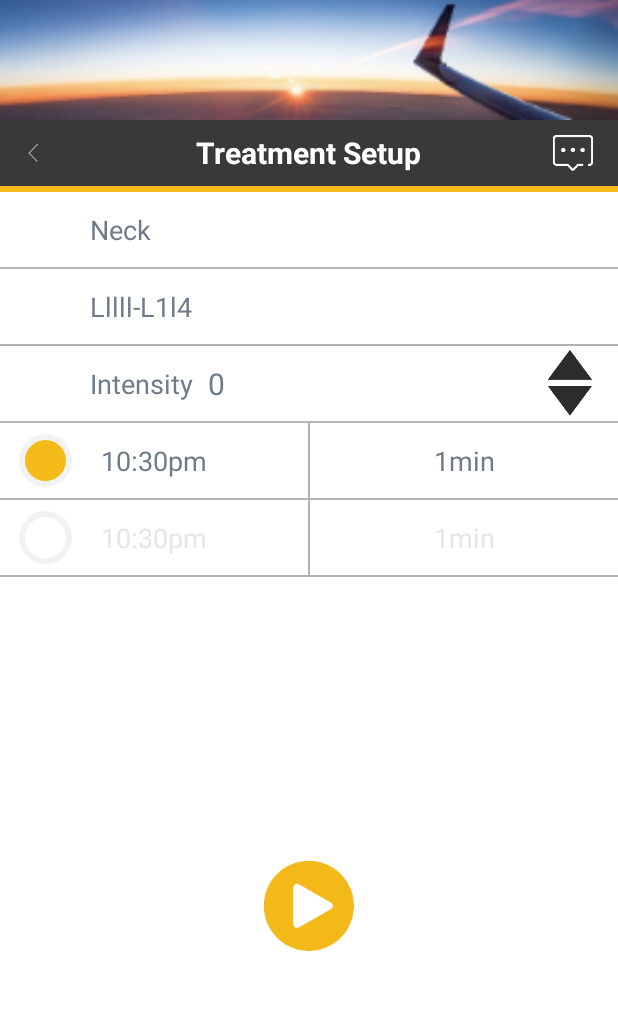
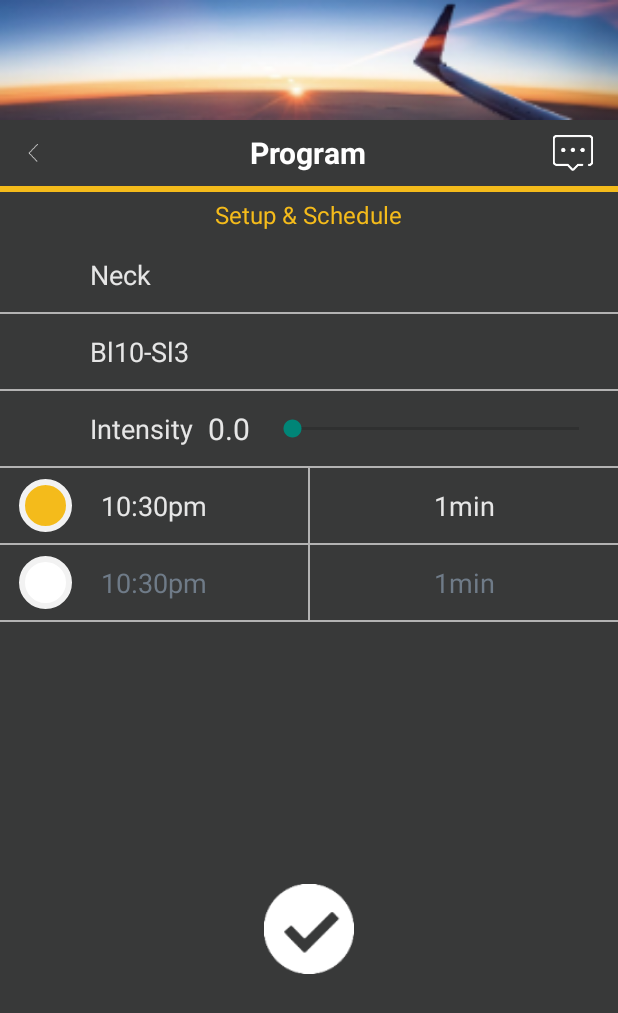
Before and after one commit to MaGuiSen/Volosano, an Android app: the screen it shows after launch (SettingActivity), after a tap on an icon or button, on a phone screen of 412 x 824 dp. Shown: the top 1013 px of the screen. Run offline under Robolectric (Android 15) with nearby library versions, the phone set to English and light mode, and no system bars; our stand-ins replace ButterKnife.

Commit message:
处理细节

```diff
--- a/app/src/main/java/com/volosano/SettingActivity.java
+++ b/app/src/main/java/com/volosano/SettingActivity.java
@@ -11,6 +11,7 @@ import android.util.Log;
 import android.view.View;
 import android.widget.ImageView;
 import android.widget.LinearLayout;
+import android.widget.SeekBar;
 import android.widget.TextView;
 
 import com.volosano.modal.GroupSetting;
@@ -50,6 +51,10 @@ public class SettingActivity extends AppCompatActivity {
     LinearLayout activityMain;
     @Bind(R.id.txt_point)
     TextView txt_point;
+    @Bind(R.id.txt_part_tip)
+    TextView txt_part_tip;
+    @Bind(R.id.seek_voice)
+    SeekBar seek_voice;
 
     ChoiceTimeDialog choiceTimeDialog1,choiceTimeDialog2;
     ChoiceValueDialog choiceValueDialog1,choiceValueDialog2;
@@ -82,6 +87,15 @@ public class SettingActivity extends AppCompatActivity {
 
     private void initUI() {
         txt_point.setText(currPoint);
+        String partTip = "";
+        if("Neck".equals(currPoint)){
+            partTip = "Bl10-Sl3";
+        }else if("Shoulder".equals(currPoint)){
+            partTip = "GL15-Sl11";
+        }else if("Low Back".equals(currPoint)){
+            partTip = "BL57-BL40";
+        }
+        txt_part_tip.setText(partTip);
 
         refreshViewEnable(imgFirstEnable, txtFirstTime, txtFirstTimeLong, group1Setting.isEnable());
         refreshViewEnable(imgSecondEnable, txtSecondTime, txtSecondTimeLong, group2Setting.isEnable());
@@ -90,7 +104,26 @@ public class SettingActivity extends AppCompatActivity {
         refreshGroup(txtSecondTime, txtSecondTimeLong, group2Setting);
 
         //设置音量
-        txtVoice.setText(pointSetting.getIntensity() + "");
+        txtVoice.setText(1f*pointSetting.getIntensity()/maxVolume*10 + "");
+        seek_voice.setMax(10);
+        seek_voice.setProgress((int) (1f*pointSetting.getIntensity()/maxVolume*10));
+        seek_voice.setOnSeekBarChangeListener(new SeekBar.OnSeekBarChangeListener() {
+            @Override
+            public void onProgressChanged(SeekBar seekBar, int progress, boolean b) {
+                pointSetting.setIntensity((int) (1f*progress/10*maxVolume));
+                txtVoice.setText(1f*progress/10*maxVolume + "");
+            }
+
+            @Override
+            public void onStartTrackingTouch(SeekBar seekBar) {
+
+            }
+
+            @Override
+            public void onStopTrackingTouch(SeekBar seekBar) {
+
+            }
+        });
     }
 
     public void refreshGroup(TextView timeV, TextView timeLongV, GroupSetting groupSetting){
@@ -114,7 +147,7 @@ public class SettingActivity extends AppCompatActivity {
             //说明缓存里面还没有
             pointSetting = new PointSetting();
             //设置当前音量
-            pointSetting.setIntensity(getCurrentVolume());
+            pointSetting.setIntensity(getCurrentVolume()/maxVolume*10);
             pointSetting.setPoint(currPoint);
         }
 
@@ -204,12 +237,12 @@ public class SettingActivity extends AppCompatActivity {
     public void refreshViewEnable(ImageView imageView, TextView time, TextView minuteLong, boolean isEnable){
         if(isEnable){
             imageView.setImageResource(R.drawable.circle_orange_a_border_gray_a);
+            time.setTextColor(0xffe6e6e6);
+            minuteLong.setTextColor(0xffe6e6e6);
+        }else{
+            imageView.setImageResource(R.drawable.circle_white_a_border_gray_a);
             time.setTextColor(0xff6F7B88);
             minuteLong.setTextColor(0xff6F7B88);
-        }else{
-            imageView.setImageResource(R.drawable.circle_white_a_border_gray_a);
-            time.setTextColor(0xffe6e6e6);
-            minuteLong.setTextColor(0xffe6e6e6);
         }
     }
 
--- a/app/src/main/java/lib/widget/WheelView.java
+++ b/app/src/main/java/lib/widget/WheelView.java
@@ -169,10 +169,10 @@ public class WheelView extends ScrollView {
         TextView tv = new TextView(context);
         tv.setLayoutParams(new LayoutParams(RelativeLayout.LayoutParams.MATCH_PARENT, RelativeLayout.LayoutParams.WRAP_CONTENT));
         tv.setSingleLine(true);
-        tv.setTextSize(TypedValue.COMPLEX_UNIT_SP, 20);
+        tv.setTextSize(TypedValue.COMPLEX_UNIT_SP, 16);
         tv.setText(item);
         tv.setGravity(Gravity.CENTER);
-        int padding = dip2px(15);
+        int padding = dip2px(10);
         tv.setPadding(padding, padding, padding, padding);
         if (0 == itemHeight) {
             itemHeight = getViewMeasuredHeight(tv);
@@ -217,7 +217,7 @@ public class WheelView extends ScrollView {
                 return;
             }
             if (position == i) {
-                itemView.setTextColor(Color.parseColor("#eeffffff"));
+                itemView.setTextColor(Color.parseColor("#ffF4BB1B"));
             } else {
                 itemView.setTextColor(Color.parseColor("#8ebbbbbb"));
             }
--- a/app/src/main/res/layout/activity_setting.xml
+++ b/app/src/main/res/layout/activity_setting.xml
@@ -33,7 +33,7 @@
             android:layout_marginLeft="44dp"
             android:layout_marginRight="44dp"
             android:ellipsize="end"
-            android:text="Treatment Setup"
+            android:text="Program"
             android:textStyle="bold"
             android:gravity="center"
             android:maxLength="20"
@@ -53,15 +53,20 @@
         android:layout_width="match_parent"
         android:layout_height="4dp"
         android:background="@color/theme_color_orange_a"/>
-
+    <TextView
+        android:layout_margin="4dp"
+        android:layout_gravity="center"
+        android:textSize="16sp"
+        android:textColor="@color/theme_color_orange_a"
+        android:text="Setup &amp; Schedule"
+        android:layout_width="wrap_content"
+        android:layout_height="wrap_content" />
     <LinearLayout
-        android:background="@color/theme_color_white_a"
         android:layout_width="match_parent"
         android:layout_height="match_parent"
         android:orientation="vertical">
         <LinearLayout
             android:paddingLeft="60dp"
-            android:background="@color/theme_color_white_a"
             android:layout_width="match_parent"
             android:layout_height="50dp"
             android:gravity="center_vertical"
@@ -69,7 +74,7 @@
             <TextView
                 android:id="@+id/txt_point"
                 android:textSize="18sp"
-                android:textColor="#6F7B88"
+                android:textColor="#ffe6e6e6"
                 android:text="Wrist"
                 android:layout_width="wrap_content"
                 android:layout_height="wrap_content" />
@@ -80,14 +85,14 @@
             android:background="@color/theme_color_gray_b"/>
         <LinearLayout
             android:paddingLeft="60dp"
-            android:background="@color/theme_color_white_a"
             android:layout_width="match_parent"
             android:layout_height="50dp"
             android:gravity="center_vertical"
             android:orientation="horizontal">
             <TextView
+                android:id="@+id/txt_part_tip"
                 android:textSize="18sp"
-                android:textColor="#6F7B88"
+                android:textColor="#ffe6e6e6"
                 android:text="Lllll-L1l4"
                 android:layout_width="wrap_content"
                 android:layout_height="wrap_content" />
@@ -99,27 +104,33 @@
         <LinearLayout
             android:paddingLeft="60dp"
             android:paddingRight="10dp"
-            android:background="@color/theme_color_white_a"
             android:layout_width="match_parent"
             android:layout_height="50dp"
             android:gravity="center_vertical"
             android:orientation="horizontal">
             <TextView
                 android:textSize="18sp"
-                android:textColor="#6F7B88"
+                android:textColor="#ffe6e6e6"
                 android:text="Intensity"
                 android:layout_width="wrap_content"
                 android:layout_height="wrap_content" />
             <TextView
                 android:id="@+id/txt_voice"
-                android:layout_weight="1"
                 android:layout_marginLeft="10dp"
                 android:textSize="20sp"
-                android:textColor="#6F7B88"
+                android:textColor="#ffe6e6e6"
                 android:text="8"
+                android:layout_width="40dp"
+                android:layout_height="wrap_content" />
+
+            <SeekBar
                 android:layout_width="wrap_content"
-                android:layout_height="wrap_content" />
+                android:layout_height="wrap_content"
+                android:id="@+id/seek_voice"
+                android:layout_weight="1" />
+
             <LinearLayout
+                android:visibility="gone"
                 android:orientation="vertical"
                 android:layout_width="44dp"
                 android:layout_height="44dp"
@@ -152,13 +163,11 @@
             android:layout_height="1dp"
             android:background="@color/theme_color_gray_b"/>
         <RelativeLayout
-            android:background="@color/theme_color_white_a"
             android:layout_width="match_parent"
             android:layout_height="50dp"
             android:gravity="center_vertical"
             android:orientation="horizontal">
             <LinearLayout
-                android:background="@color/theme_color_white_a"
                 android:layout_width="match_parent"
                 android:layout_height="50dp"
                 android:gravity="center_vertical"
@@ -166,7 +175,7 @@
                 <TextView
                     android:id="@+id/txt_first_time"
                     android:textSize="18sp"
-                    android:textColor="#6F7B88"
+                    android:textColor="#ffe6e6e6"
                     android:text="2:20pm"
                     android:layout_weight="1"
                     android:gravity="center"
@@ -179,7 +188,7 @@
                 <TextView
                     android:id="@+id/txt_first_minute"
                     android:textSize="18sp"
-                    android:textColor="#6F7B88"
+                    android:textColor="#ffe6e6e6"
                     android:text="20min"
                     android:layout_weight="1"
                     android:gravity="center"
@@ -203,13 +212,11 @@
             android:layout_height="1dp"
             android:background="@color/theme_color_gray_b"/>
         <RelativeLayout
-            android:background="@color/theme_color_white_a"
             android:layout_width="match_parent"
             android:layout_height="50dp"
             android:gravity="center_vertical"
             android:orientation="horizontal">
             <LinearLayout
-                android:background="@color/theme_color_white_a"
                 android:layout_width="match_parent"
                 android:layout_height="50dp"
                 android:gravity="center_vertical"
@@ -217,7 +224,7 @@
                 <TextView
                     android:id="@+id/txt_second_time"
                     android:textSize="18sp"
-                    android:textColor="@color/theme_color_gray_d"
+                    android:textColor="#ffe6e6e6"
                     android:text="2:20pm"
                     android:layout_weight="1"
                     android:gravity="center"
@@ -230,7 +237,7 @@
                 <TextView
                     android:id="@+id/txt_second_minute"
                     android:textSize="18sp"
-                    android:textColor="@color/theme_color_gray_d"
+                    android:textColor="#ffe6e6e6"
                     android:text="20min"
                     android:layout_weight="1"
                     android:gravity="center"
@@ -259,7 +266,7 @@
             android:gravity="center">
             <ImageView
                 android:id="@+id/img_start"
-                android:src="@mipmap/icon_start_orange"
+                android:src="@mipmap/icon_ok"
                 android:layout_width="60dp"
                 android:layout_height="60dp"/>
         </LinearLayout>
```
Also changed, not shown: app/src/main/java/com/volosano/PlayActivity.java (+8 -0 lines), app/src/main/java/com/volosano/manager/PlayManager.java (+53 -1 lines), app/src/main/java/lib/widget/CircleProgressView.java (+9 -3 lines), app/src/main/res/layout/activity_contact.xml (+8 -1 lines), app/src/main/res/layout/activity_main.xml (+10 -4 lines), app/src/main/res/layout/activity_play.xml (+10 -2 lines), app/src/main/res/mipmap-xxxhdpi/icon_voice_down.png, app/src/main/res/mipmap-xxxhdpi/icon_voice_up.png.
